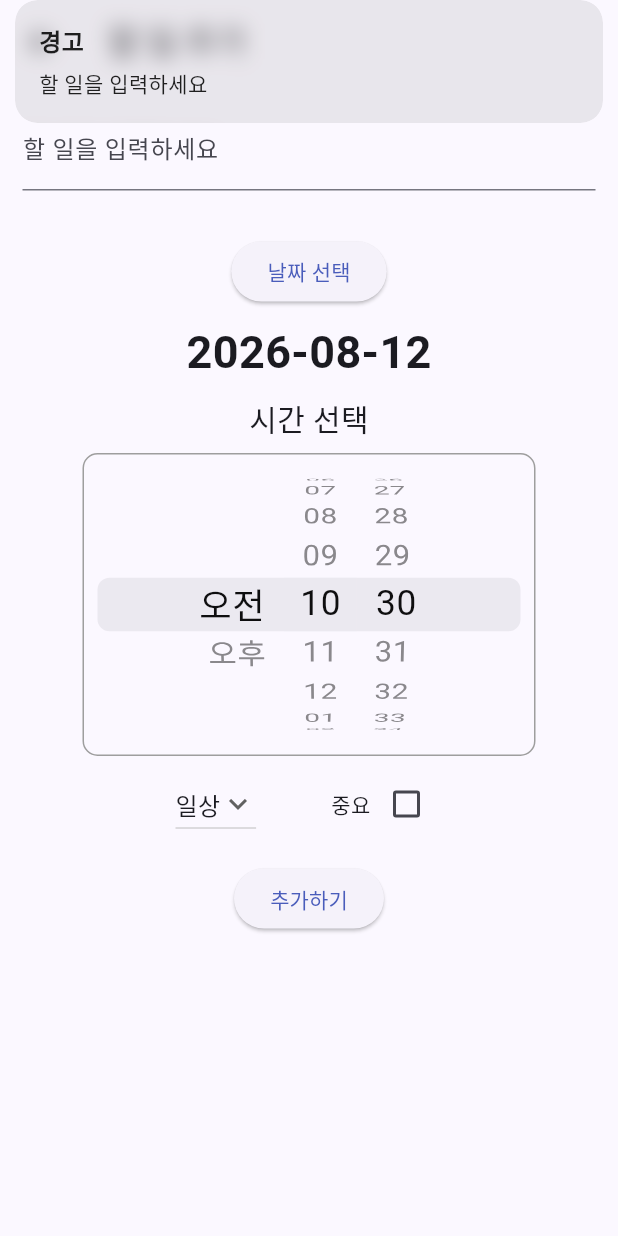
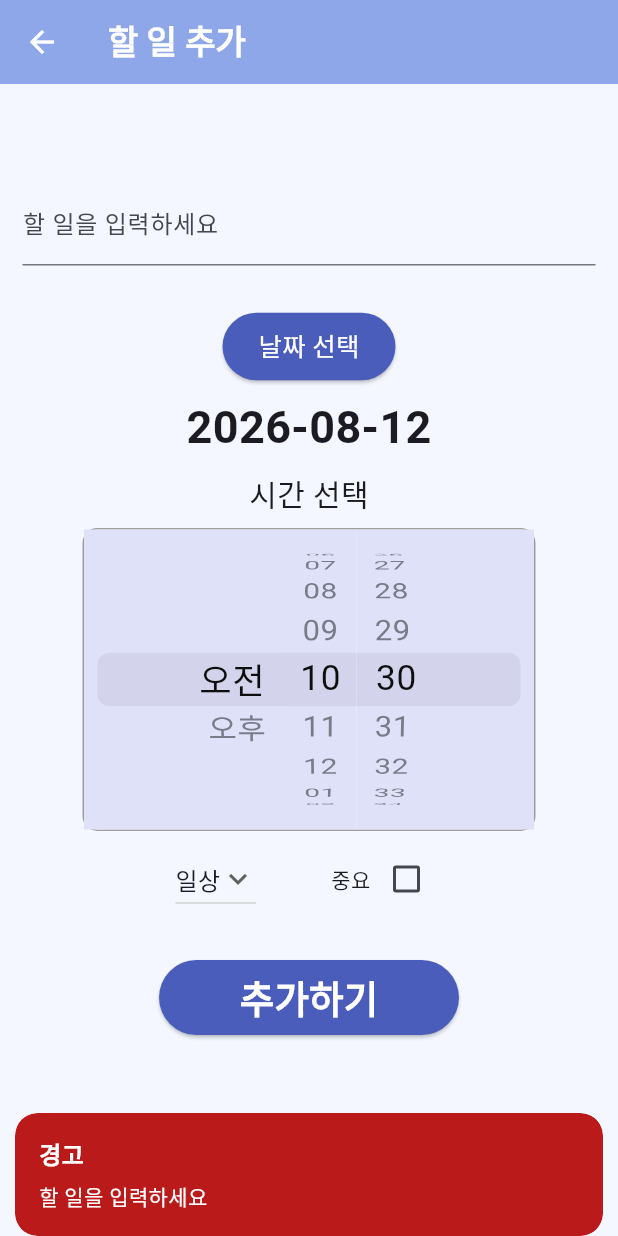
Before and after one commit to 0619ksh/Flutter_TodoList_Teamplay_app, a Flutter app: the AddView screen opened by its route, after a tap on "추가하기", on a phone screen of 412 x 824 dp. Run offline on Flutter 3.47's test engine with Material 3 defaults, Android fonts, the phone set to English and light mode, and no system bars; our stand-ins replace get, get_storage; accounts and stored records are empty.

Commit message:
Design modified

```diff
--- a/lib/model/todo_list.dart
+++ b/lib/model/todo_list.dart
@@ -1,6 +1,5 @@
 class TodoList {
   // Properties
-
   String todoText;  // 할 일
   String date;      // 날짜
   String time;      // 시간
--- a/lib/view/add_view.dart
+++ b/lib/view/add_view.dart
@@ -41,9 +41,19 @@ class _AddViewState extends State<AddView> {
 
   @override
   Widget build(BuildContext context) {
+    final colorScheme = Theme.of(context).colorScheme;
+
     return Scaffold(
+      backgroundColor: colorScheme.tertiary,
       appBar: AppBar(
-        title: Text("할 일 추가"),
+        title: Text(
+          "할 일 추가",
+          style: TextStyle(
+            fontWeight: FontWeight.bold
+          ),
+        ),
+        backgroundColor: colorScheme.secondary,
+        foregroundColor: colorScheme.onSecondary,
       ),
 
       body: SingleChildScrollView(
@@ -52,6 +62,8 @@ class _AddViewState extends State<AddView> {
           child: Column(
             mainAxisAlignment: MainAxisAlignment.center,
             children: [
+              SizedBox(height: 50),
+
               // 할 일 입력 TextField
               TextField(
                 controller: todoController,
@@ -61,10 +73,21 @@ class _AddViewState extends State<AddView> {
                 maxLines: 1,
               ),
               SizedBox(height: 30),
+
               // 날짜 선택 버튼 -> showDatePicker
               ElevatedButton(
                 onPressed: () => displayDatePicker(),
-                child: Text("날짜 선택")
+                style: ElevatedButton.styleFrom(
+                  backgroundColor: colorScheme.primary,
+                  foregroundColor: colorScheme.onPrimary,
+                  minimumSize: Size(110, 45)
+                ),
+                child: Text(
+                  "날짜 선택",
+                  style: TextStyle(
+                    fontSize: 17
+                  ),
+                )
               ),
               Padding(
                 padding: const EdgeInsets.all(8.0),
@@ -76,6 +99,7 @@ class _AddViewState extends State<AddView> {
                   ),
                 ),
               ),
+
               // 시간 선택
               Text(
                 "시간 선택",
@@ -96,6 +120,7 @@ class _AddViewState extends State<AddView> {
                     width: 300,
                     height: 200,
                     child: CupertinoDatePicker(
+                      backgroundColor: colorScheme.secondaryContainer,
                       mode: CupertinoDatePickerMode.time,
                       initialDateTime: DateTime.now(),
                       use24hFormat: false,
@@ -107,6 +132,7 @@ class _AddViewState extends State<AddView> {
                   ),
                 ),
               ),
+
               Row(
                 mainAxisAlignment: MainAxisAlignment.center,
                 children: [
@@ -137,20 +163,32 @@ class _AddViewState extends State<AddView> {
                   )
                 ],
               ),
-              // 할 일 추가
+
+              // 추가 버튼
               Padding(
-                padding: const EdgeInsets.all(15.0),
+                padding: const EdgeInsets.all(30.0),
                 child: ElevatedButton(
                   onPressed: () {
                     if(todoController.text.trim().isEmpty) {
-                      showErrorSnackbar();
+                      showErrorSnackbar(colorScheme);
                       return;
                     }
 
                     saveTodo();
                     Get.back();
                   },
-                  child: Text("추가하기")
+                  style: ElevatedButton.styleFrom(
+                    backgroundColor: colorScheme.primary,
+                    foregroundColor: colorScheme.onPrimary,
+                    minimumSize: Size(200, 50)
+                  ),
+                  child: Text(
+                    "추가하기",
+                    style: TextStyle(
+                      fontSize: 25,
+                      fontWeight: FontWeight.bold
+                    ),
+                  )
                 ),
               )
             ],
@@ -166,7 +204,7 @@ class _AddViewState extends State<AddView> {
     final firstSelectable = DateTime(
       selectedDate.year, selectedDate.month, selectedDate.day
     );
-    final lastYear = DateTime(firstSelectable.year + 5);
+    final lastYear = DateTime(firstSelectable.year + 10);
 
     final date = await showDatePicker(
       context: context,
@@ -184,9 +222,13 @@ class _AddViewState extends State<AddView> {
   }
 
   // 할 일을 입력하지 않았을 때 Snackbar 출력
-  void showErrorSnackbar() {
+  void showErrorSnackbar(ColorScheme colorScheme) {
     Get.snackbar(
-      "경고", "할 일을 입력하세요"
+      "경고", "할 일을 입력하세요",
+      snackPosition: SnackPosition.BOTTOM,
+      duration: Duration(seconds: 2),
+      backgroundColor: colorScheme.error,
+      colorText: colorScheme.onError
     );
   }
 
```
Also changed, not shown: lib/main.dart (+2 -5 lines).
